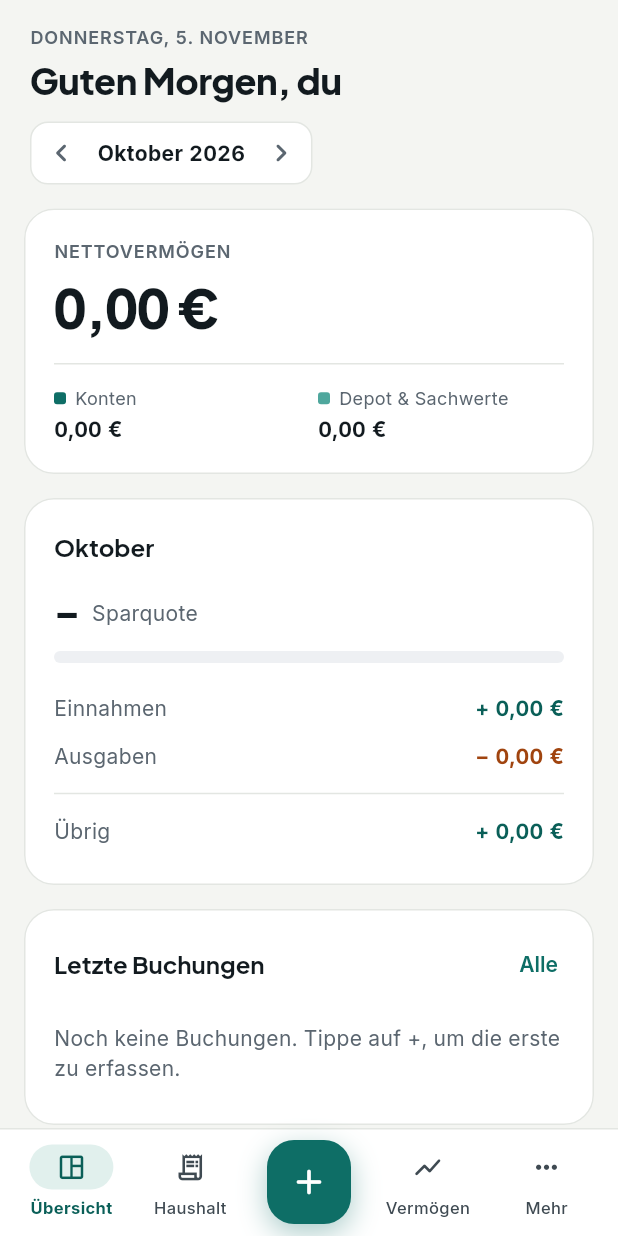
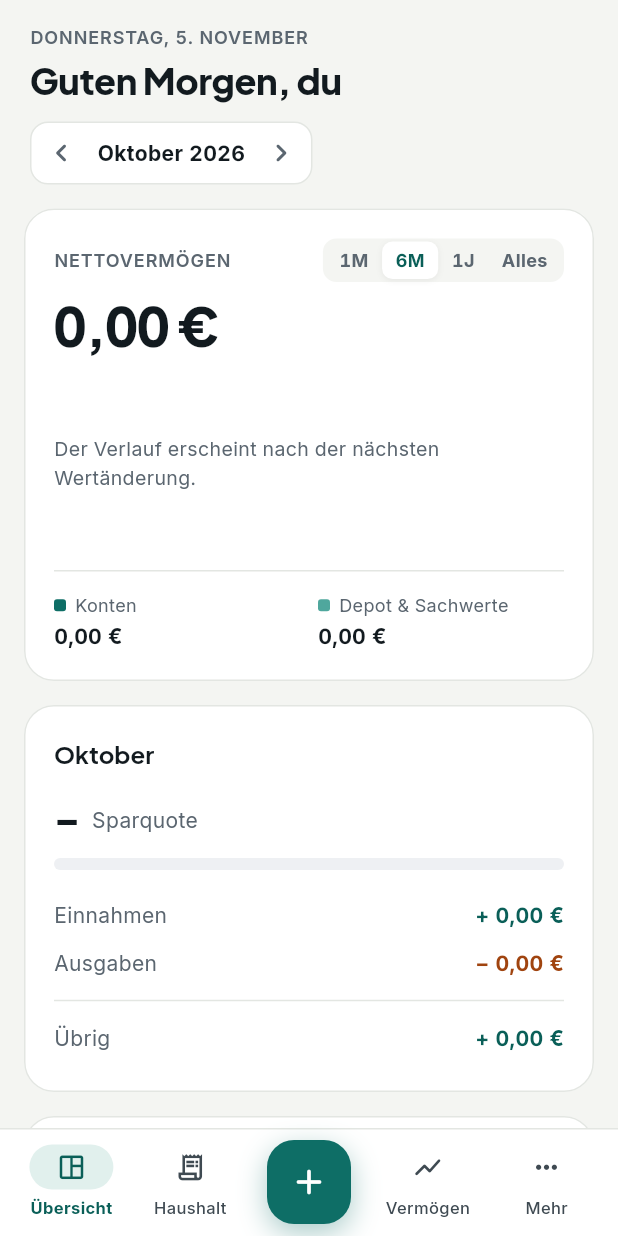
Before and after one commit to Michael2004Organization/WealthFlow, a Flutter app: the AppShell screen opened directly, after a tap on the "chevron left" icon, on a phone screen of 412 x 824 dp. Run offline on Flutter 3.47's test engine with Material 3 defaults, Android fonts, the phone set to English and light mode, and no system bars; our stand-ins replace drift, drift_flutter, fl_chart, flutter_local_notifications, flutter_riverpod, flutter_secure_storage and 3 more; missing offline and left inert: cryptography, dart:html, file_selector; accounts and stored records are empty; generated files the repository leaves out were written again.

Commit message:
Design 3: Zeitraum 1M/6M/1J/Alles in der Vermögenskarte, zweite Verlaufskarte entfällt
Co-Authored-By: Claude Opus 5.5 <noreply@anthropic.com>
Claude-Session: https://claude.ai/code/session_017bgVcgzZgNX9qVmRwHbRRF

```diff
--- a/lib/features/dashboard/dashboard_page.dart
+++ b/lib/features/dashboard/dashboard_page.dart
@@ -1,7 +1,6 @@
 import 'package:fl_chart/fl_chart.dart';
 import 'package:flutter/material.dart';
 import 'package:flutter_riverpod/flutter_riverpod.dart';
-import 'package:intl/intl.dart';
 import 'package:shared_preferences/shared_preferences.dart';
 import 'package:wealthflow_core/database/app_database.dart';
 import 'package:wealthflow_core/finance/account_balance_math.dart';
@@ -452,8 +451,6 @@ class _DashboardPageState extends ConsumerState<DashboardPage> {
                 },
               ),
               const SizedBox(height: 16),
-              _NetWorthChart(snapshots: snapshots),
-              const SizedBox(height: 16),
               _MonthlyChart(entries: entries),
             ],
           ),
@@ -763,217 +760,6 @@ class _MonthlyChartState extends State<_MonthlyChart> {
   }
 }
 
-class _NetWorthChart extends StatefulWidget {
-  const _NetWorthChart({required this.snapshots});
-
-  final List<NetWorthSnapshot> snapshots;
-
-  @override
-  State<_NetWorthChart> createState() => _NetWorthChartState();
-}
-
-class _NetWorthChartState extends State<_NetWorthChart> {
-  bool _includeVehicles = false;
-
-  @override
-  Widget build(BuildContext context) {
-    final snapshots = widget.snapshots;
-    final visible = snapshots.length > 60
-        ? snapshots.sublist(snapshots.length - 60)
-        : snapshots;
-    double totalValue(NetWorthSnapshot snapshot) =>
-        snapshot.totalNetWorth + (_includeVehicles ? snapshot.vehicleValue : 0);
-    final totalSpots = visible.indexed
-        .map((item) => FlSpot(item.$1.toDouble(), totalValue(item.$2)))
-        .toList();
-    final accountSpots = visible.indexed
-        .map((item) => FlSpot(item.$1.toDouble(), item.$2.accountBalance))
-        .toList();
-    final maximum = visible.fold<double>(
-      0,
-      (value, item) => totalValue(item) > value ? totalValue(item) : value,
-    );
-    final leftInterval = maximum <= 0 ? 1.0 : maximum / 4;
-    final bottomInterval = visible.length <= 4
-        ? 1.0
-        : (visible.length / 4).ceilToDouble();
-    final totalColor = Theme.of(context).colorScheme.primary;
-    final accountColor = WealthColors.of(context).chart[1];
-    return Card(
-      child: Padding(
-        padding: const EdgeInsets.all(20),
-        child: Column(
-          crossAxisAlignment: CrossAxisAlignment.start,
-          children: [
-            Row(
-              children: [
-                Expanded(
-                  child: Text(
-                    'Vermögensverlauf',
-                    style: Theme.of(context).textTheme.titleMedium?.copyWith(
-                      fontWeight: FontWeight.w700,
-                    ),
-                  ),
-                ),
-                Tooltip(
-                  message: _includeVehicles
-                      ? 'Fahrzeugwert ausblenden'
-                      : 'Fahrzeugwert einblenden',
-                  child: Switch.adaptive(
-                    value: _includeVehicles,
-                    onChanged: (value) =>
-                        setState(() => _includeVehicles = value),
-                  ),
-                ),
-              ],
-            ),
-            const SizedBox(height: 4),
-            Text(
-              _includeVehicles
-                  ? 'Gesamtvermögen mit Fahrzeugen und Kontostand'
-                  : 'Gesamtvermögen ohne Fahrzeuge und Kontostand',
-            ),
-            if (visible.isNotEmpty) ...[
-              const SizedBox(height: 12),
-              Wrap(
-                spacing: 18,
-                runSpacing: 8,
-                children: [
-                  Text(
-                    'Gesamt  ${money(totalValue(visible.last))}',
-                    style: TextStyle(
-                      color: totalColor,
-                      fontWeight: FontWeight.w800,
-                    ),
-                  ),
-                  Text(
-                    'Konten  ${money(visible.last.accountBalance)}',
-                    style: TextStyle(
-                      color: accountColor,
-                      fontWeight: FontWeight.w800,
-                    ),
-                  ),
-                  Text(
-                    'Stand  ${DateFormat('dd.MM.yyyy').format(visible.last.capturedAt)}',
-                  ),
-                ],
-              ),
-            ],
-            const SizedBox(height: 20),
-            SizedBox(
-              height: 260,
-              child: visible.length < 2
-                  ? const Center(
-                      child: Text(
-                        'Der Verlauf erscheint nach der nächsten Wertänderung.',
-                      ),
-                    )
-                  : LineChart(
-                      LineChartData(
-                        borderData: FlBorderData(show: false),
-                        gridData: FlGridData(
-                          drawVerticalLine: false,
-                          getDrawingHorizontalLine: (_) => FlLine(
-                            color: Theme.of(
-                              context,
-                            ).dividerColor.withValues(alpha: .22),
-                          ),
-                        ),
-                        titlesData: FlTitlesData(
-                          leftTitles: AxisTitles(
-                            sideTitles: SideTitles(
-                              showTitles: true,
-                              reservedSize: 70,
-                              interval: leftInterval,
-                              getTitlesWidget: (value, meta) => Text(
-                                NumberFormat.compactCurrency(
-                                  locale: 'de_DE',
-                                  symbol: '€',
-                                  decimalDigits: 0,
-                                ).format(value),
-                                style: Theme.of(context).textTheme.labelSmall,
-                              ),
-                            ),
-                          ),
-                          topTitles: const AxisTitles(
-                            sideTitles: SideTitles(showTitles: false),
-                          ),
-                          rightTitles: const AxisTitles(
-                            sideTitles: SideTitles(showTitles: false),
-                          ),
-                          bottomTitles: AxisTitles(
-                            sideTitles: SideTitles(
-                              showTitles: true,
-                              reservedSize: 34,
-                              interval: bottomInterval,
-                              getTitlesWidget: (value, meta) {
-                                final index = value.round();
-                                if (index < 0 || index >= visible.length) {
-                                  return const SizedBox.shrink();
-                                }
-                                return Padding(
-                                  padding: const EdgeInsets.only(top: 8),
-                                  child: Text(
-                                    DateFormat(
-                                      'dd.MM.',
-                                    ).format(visible[index].capturedAt),
-                                    style: Theme.of(
-                                      context,
-                                    ).textTheme.labelSmall,
-                                  ),
-                                );
-                              },
-                            ),
-                          ),
-                        ),
-                        lineTouchData: LineTouchData(
-                          touchTooltipData: LineTouchTooltipData(
-                            getTooltipItems: (spots) => spots
-                                .map(
-                                  (spot) => LineTooltipItem(
-                                    (spot.barIndex == 0
-                                            ? 'Gesamt: '
-                                            : 'Konten: ') +
-                                        money(spot.y),
-                                    const TextStyle(
-                                      color: Colors.white,
-                                      fontWeight: FontWeight.w700,
-                                    ),
-                                  ),
-                                )
-                                .toList(),
-                          ),
-                        ),
-                        lineBarsData: [
-                          LineChartBarData(
-                            spots: totalSpots,
-                            isCurved: true,
-                            barWidth: 4,
-                            color: totalColor,
-                            dotData: const FlDotData(show: false),
-                            belowBarData: BarAreaData(
-                              show: true,
-                              color: totalColor.withValues(alpha: .12),
-                            ),
-                          ),
-                          LineChartBarData(
-                            spots: accountSpots,
-                            isCurved: true,
-                            barWidth: 3,
-                            color: accountColor,
-                            dotData: const FlDotData(show: false),
-                          ),
-                        ],
-                      ),
-                    ),
-            ),
-          ],
-        ),
-      ),
-    );
-  }
-}
-
 String _greeting(DateTime now) => now.hour < 11
     ? 'Guten Morgen'
     : now.hour < 18
@@ -1047,7 +833,7 @@ class _MonthSwitcher extends StatelessWidget {
   }
 }
 
-class _NetWorthHero extends StatelessWidget {
+class _NetWorthHero extends StatefulWidget {
   const _NetWorthHero({
     required this.netWorth,
     required this.change,
@@ -1067,14 +853,39 @@ class _NetWorthHero extends StatelessWidget {
   final VoidCallback onTap;
 
   @override
+  State<_NetWorthHero> createState() => _NetWorthHeroState();
+}
+
+/// Ranges of the net worth line; null months shows everything.
+const _heroRanges = {'1M': 1, '6M': 6, '1J': 12, 'Alles': null};
+
+class _NetWorthHeroState extends State<_NetWorthHero> {
+  String _range = '6M';
+
+  @override
   Widget build(BuildContext context) {
+    final _NetWorthHero(
+      :netWorth,
+      :change,
+      :previousMonth,
+      :accounts,
+      :portfolio,
+      :snapshots,
+      :onTap,
+    ) = widget;
     final colors = WealthColors.of(context);
     final text = Theme.of(context).textTheme;
-    final visible = snapshots.length > 90
-        ? snapshots.sublist(snapshots.length - 90)
-        : snapshots;
+    final months = _heroRanges[_range];
+    final now = DateTime.now();
+    final from = months == null
+        ? null
+        : DateTime(now.year, now.month - months, now.day);
+    final visible = from == null
+        ? snapshots
+        : snapshots.where((item) => !item.capturedAt.isBefore(from)).toList();
+    final primary = Theme.of(context).colorScheme.primary;
     final base = netWorth - (change ?? 0);
-    final percent = change == null || base == 0 ? null : change! / base * 100;
+    final percent = change == null || base == 0 ? null : change / base * 100;
     Widget figure(String label, double value, Color dot) => Column(
       crossAxisAlignment: CrossAxisAlignment.start,
       children: [
@@ -1120,7 +931,16 @@ class _NetWorthHero extends StatelessWidget {
           child: Column(
             crossAxisAlignment: CrossAxisAlignment.start,
             children: [
-              const Eyebrow('Nettovermögen'),
+              Row(
+                children: [
+                  const Expanded(child: Eyebrow('Nettovermögen')),
+                  _RangePicker(
+                    value: _range,
+                    values: _heroRanges.keys.toList(),
+                    onChanged: (value) => setState(() => _range = value),
+                  ),
+                ],
+              ),
               const SizedBox(height: 6),
               FittedBox(
                 fit: BoxFit.scaleDown,
@@ -1137,36 +957,60 @@ class _NetWorthHero extends StatelessWidget {
               if (change != null) ...[
                 const SizedBox(height: 4),
                 Text(
-                  '${signedMoney(change!, income: change! >= 0)}'
+                  '${signedMoney(change, income: change >= 0)}'
                   '${percent == null ? '' : ' (${percent >= 0 ? '+' : '−'}${percent.abs().toStringAsFixed(1).replaceAll('.', ',')} %)'}'
                   ' seit $previousMonth',
                   style: TextStyle(
                     fontSize: 13,
                     fontWeight: FontWeight.w600,
-                    color: colors.amount(income: change! >= 0),
-                  ),
-                ),
-              ],
-              if (visible.length >= 2) ...[
+                    color: colors.amount(income: change >= 0),
+                  ),
+                ),
+              ],
               const SizedBox(height: 16),
               SizedBox(
-                  height: 96,
-                  child: LineChart(
+                height: 110,
+                child: visible.length < 2
+                    ? Center(
+                        child: Text(
+                          'Der Verlauf erscheint nach der nächsten Wertänderung.',
+                          style: TextStyle(color: colors.muted, fontSize: 13),
+                        ),
+                      )
+                    : LineChart(
                         LineChartData(
                           borderData: FlBorderData(show: false),
                           gridData: const FlGridData(show: false),
                           titlesData: const FlTitlesData(show: false),
-                      lineTouchData: const LineTouchData(enabled: false),
+                          lineTouchData: LineTouchData(
+                            touchTooltipData: LineTouchTooltipData(
+                              getTooltipItems: (spots) => [
+                                for (final spot in spots)
+                                  LineTooltipItem(
+                                    '${shortDate(DateTime.fromMillisecondsSinceEpoch(spot.x.round()))}\n'
+                                    '${money(spot.y)}',
+                                    const TextStyle(
+                                      color: Colors.white,
+                                      fontWeight: FontWeight.w700,
+                                    ),
+                                  ),
+                              ],
+                            ),
+                          ),
                           lineBarsData: [
                             LineChartBarData(
                               spots: [
-                            for (final item in visible.indexed)
-                              FlSpot(item.$1.toDouble(), item.$2.totalNetWorth),
+                                for (final item in visible)
+                                  FlSpot(
+                                    item.capturedAt.millisecondsSinceEpoch
+                                        .toDouble(),
+                                    item.totalNetWorth,
+                                  ),
                               ],
                               isCurved: true,
                               preventCurveOverShooting: true,
                               barWidth: 2.5,
-                          color: Theme.of(context).colorScheme.primary,
+                              color: primary,
                               dotData: const FlDotData(show: false),
                               belowBarData: BarAreaData(
                                 show: true,
@@ -1174,21 +1018,16 @@ class _NetWorthHero extends StatelessWidget {
                                   begin: Alignment.topCenter,
                                   end: Alignment.bottomCenter,
                                   colors: [
-                                Theme.of(
-                                  context,
-                                ).colorScheme.primary.withValues(alpha: .18),
-                                Theme.of(
-                                  context,
-                                ).colorScheme.primary.withValues(alpha: 0),
-                              ],
-                            ),
-                          ),
-                        ),
-                      ],
-                    ),
-                  ),
-                ),
-              ],
+                                    primary.withValues(alpha: .18),
+                                    primary.withValues(alpha: 0),
+                                  ],
+                                ),
+                              ),
+                            ),
+                          ],
+                        ),
+                      ),
+              ),
               const SizedBox(height: 16),
               Divider(height: 1, color: colors.border),
               const SizedBox(height: 14),
@@ -1643,3 +1482,72 @@ class _LightDesignHint extends StatelessWidget {
     );
   }
 }
+
+/// Small segmented control for chart ranges (1M · 6M · 1J · Alles).
+class _RangePicker extends StatelessWidget {
+  const _RangePicker({
+    required this.value,
+    required this.values,
+    required this.onChanged,
+  });
+
+  final String value;
+  final List<String> values;
+  final ValueChanged<String> onChanged;
+
+  @override
+  Widget build(BuildContext context) {
+    final colors = WealthColors.of(context);
+    return Container(
+      padding: const EdgeInsets.all(2),
+      decoration: BoxDecoration(
+        color: colors.ground,
+        borderRadius: BorderRadius.circular(9),
+      ),
+      child: Row(
+        mainAxisSize: MainAxisSize.min,
+        children: [
+          for (final item in values)
+            Semantics(
+              button: true,
+              selected: item == value,
+              child: InkWell(
+                borderRadius: BorderRadius.circular(7),
+                onTap: () => onChanged(item),
+                child: AnimatedContainer(
+                  duration: const Duration(milliseconds: 150),
+                  padding: const EdgeInsets.symmetric(
+                    horizontal: 9,
+                    vertical: 4,
+                  ),
+                  decoration: BoxDecoration(
+                    color: item == value
+                        ? Theme.of(context).colorScheme.surface
+                        : Colors.transparent,
+                    borderRadius: BorderRadius.circular(7),
+                    boxShadow: item == value
+                        ? [
+                            BoxShadow(
+                              color: Colors.black.withValues(alpha: .06),
+                              blurRadius: 3,
+                              offset: const Offset(0, 1),
+                            ),
+                          ]
+                        : null,
+                  ),
+                  child: Text(
+                    item,
+                    style: TextStyle(
+                      fontSize: 12,
+                      fontWeight: FontWeight.w700,
+                      color: item == value ? colors.income : colors.muted,
+                    ),
+                  ),
+                ),
+              ),
+            ),
+        ],
+      ),
+    );
+  }
+}
```
Lines whose indentation alone changed are shown as unchanged.
